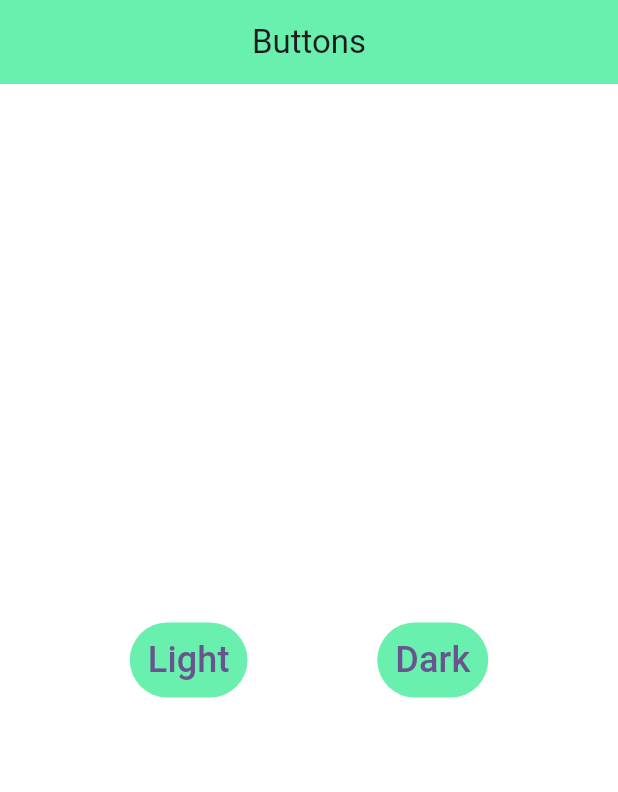
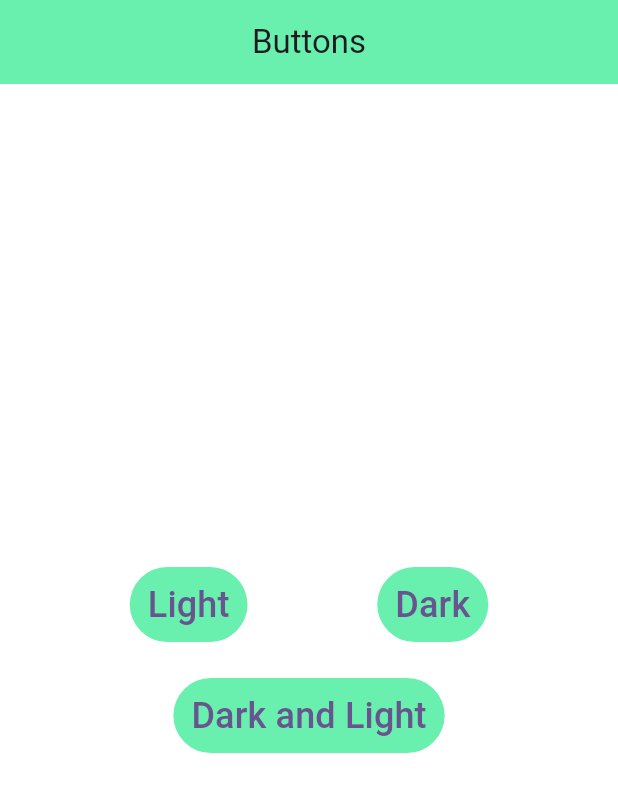
Before and after one commit to nuriddinbozorov/great_shapes, a Flutter app: the screen it shows after launch, on a phone screen of 412 x 824 dp. Shown: the top 792 px of the screen. Run offline on Flutter 3.47's test engine with Material 3 defaults, Android fonts, the phone set to English and light mode, and no system bars.

Commit message:
Dark and Light oynasi qo'shildi

```diff
--- a/lib/main.dart
+++ b/lib/main.dart
@@ -1,4 +1,5 @@
 import 'package:flutter/material.dart';
+import 'package:great_shapes/screens/dark_and_light_mode.dart';
 import 'package:great_shapes/screens/dark_android.dart';
 import 'package:great_shapes/screens/light_android.dart';
 
@@ -40,7 +41,10 @@ class _MyHomePageState extends State<MyHomePage> {
         centerTitle: true,
       ),
       body: Center(
-        child: Row(
+        child: Column(
+          mainAxisAlignment: MainAxisAlignment.center,
+          children: [
+            Row(
               mainAxisAlignment: MainAxisAlignment.spaceEvenly,
               children: [
                 TextButton(
@@ -69,6 +73,21 @@ class _MyHomePageState extends State<MyHomePage> {
                 ),
               ],
             ),
+            SizedBox(height: 24),
+            TextButton(
+              style: ButtonStyle(
+                backgroundColor: WidgetStatePropertyAll(Colors.greenAccent),
+              ),
+              onPressed: () {
+                Navigator.push(
+                  context,
+                  MaterialPageRoute(builder: (_) => DarkAndLightMode()),
+                );
+              },
+              child: Text("Dark and Light", style: TextStyle(fontSize: 24)),
+            ),
+          ],
+        ),
       ),
     );
   }
```
Also changed, not shown: lib/screens/dark_and_light_mode.dart (added, +79 -0 lines). Lines whose indentation alone changed are shown as unchanged.
